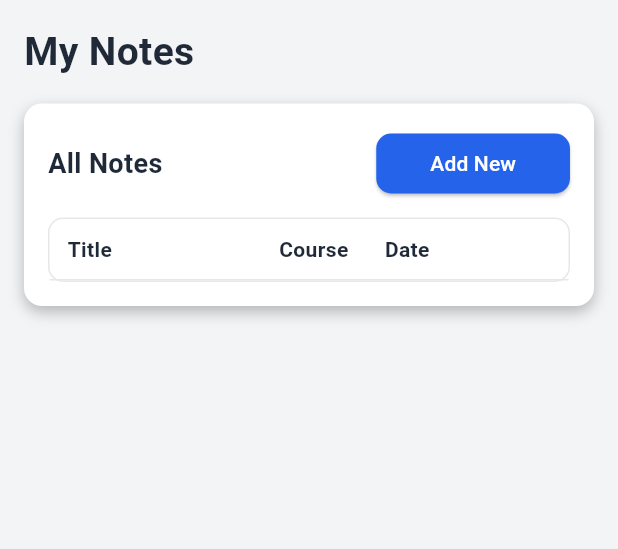
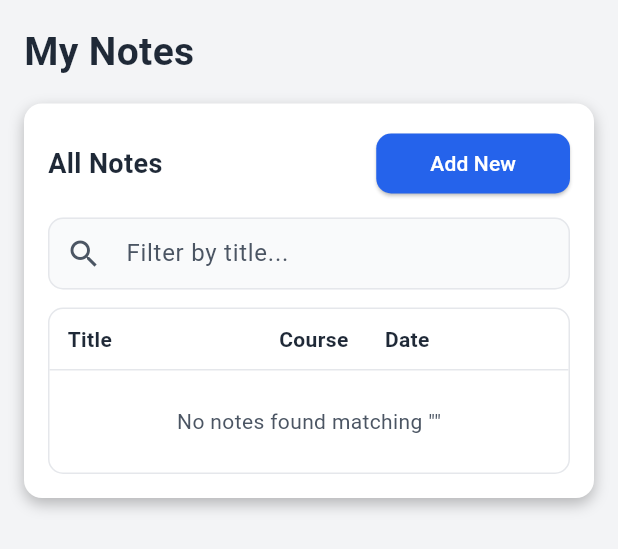
Before and after one commit to aunnoman1/studysync, a Flutter app: the MyNotesPage widget shown alone on an empty page, opened directly with empty values, on a phone screen of 412 x 824 dp. Shown: the top 549 px of the screen. Run offline on Flutter 3.47's test engine with Material 3 defaults, Android fonts, the phone set to English and light mode, and no system bars; our stand-ins replace flutter_dotenv, flutter_markdown, image_picker, objectbox, supabase_flutter; missing offline and left inert: file_selector; accounts and stored records are empty; generated files the repository leaves out were written again.

Commit message:
added search bar in my notes that only matches titles

```diff
--- a/app/lib/pages/my_notes_page.dart
+++ b/app/lib/pages/my_notes_page.dart
@@ -10,7 +10,7 @@ String _formatDate(DateTime dt) {
   return '$y-$m-$day';
 }
 
-class MyNotesPage extends StatelessWidget {
+class MyNotesPage extends StatefulWidget {
   final void Function() onCreateNew;
   final List<NoteRecord> capturedNotes;
   final void Function(NoteRecord note) onOpenCaptured;
@@ -25,7 +25,20 @@ class MyNotesPage extends StatelessWidget {
   });
 
   @override
+  State<MyNotesPage> createState() => _MyNotesPageState();
+}
+
+class _MyNotesPageState extends State<MyNotesPage> {
+  String _searchQuery = '';
+
+  @override
   Widget build(BuildContext context) {
+    // Filter notes based on search query
+    final filteredNotes = widget.capturedNotes.where((note) {
+      if (_searchQuery.isEmpty) return true;
+      return note.title.toLowerCase().contains(_searchQuery.toLowerCase());
+    }).toList();
+
     return SingleChildScrollView(
       padding: const EdgeInsets.all(16),
       child: Column(
@@ -47,13 +60,37 @@ class MyNotesPage extends StatelessWidget {
                   children: [
                     const Text('All Notes', style: TextStyle(color: AppTheme.textPrimary, fontSize: 18, fontWeight: FontWeight.w600)),
                     ElevatedButton(
-                      onPressed: onCreateNew,
+                      onPressed: widget.onCreateNew,
                       child: const Padding(
                         padding: EdgeInsets.symmetric(horizontal: 12, vertical: 10),
                         child: Text('Add New'),
                       ),
                     ),
                   ],
+                ),
+                const SizedBox(height: 12),
+                // Search Bar
+                TextField(
+                  onChanged: (val) {
+                    setState(() {
+                      _searchQuery = val.trim();
+                    });
+                  },
+                  decoration: InputDecoration(
+                    hintText: 'Filter by title...',
+                    prefixIcon: const Icon(Icons.search, color: AppTheme.textSecondary),
+                    filled: true,
+                    fillColor: AppTheme.lightInputFill,
+                    border: OutlineInputBorder(
+                      borderRadius: BorderRadius.circular(10),
+                      borderSide: const BorderSide(color: AppTheme.border),
+                    ),
+                    enabledBorder: OutlineInputBorder(
+                      borderRadius: BorderRadius.circular(10),
+                      borderSide: const BorderSide(color: AppTheme.border),
+                    ),
+                    contentPadding: const EdgeInsets.symmetric(vertical: 0, horizontal: 12),
+                  ),
                 ),
                 const SizedBox(height: 12),
                 Container(
@@ -77,10 +114,19 @@ class MyNotesPage extends StatelessWidget {
                           ],
                         ),
                       ),
-                      // Render captured photo notes first
-                      ...capturedNotes.map(
+                      if (filteredNotes.isEmpty)
+                        Padding(
+                          padding: const EdgeInsets.all(24.0),
+                          child: Text(
+                            'No notes found matching "$_searchQuery"',
+                            style: const TextStyle(color: AppTheme.textSecondary),
+                          ),
+                        )
+                      else
+                        // Render filtered notes
+                        ...filteredNotes.map(
                           (photo) => InkWell(
-                          onTap: () => onOpenCaptured(photo),
+                            onTap: () => widget.onOpenCaptured(photo),
                             child: Container(
                               padding: const EdgeInsets.symmetric(horizontal: 12, vertical: 12),
                               decoration: const BoxDecoration(
@@ -93,7 +139,7 @@ class MyNotesPage extends StatelessWidget {
                                   _Cell(_formatDate(photo.createdAt)),
                                   IconButton(
                                     tooltip: 'Delete',
-                                  onPressed: () => onDeleteCaptured(photo),
+                                    onPressed: () => widget.onDeleteCaptured(photo),
                                     icon: const Icon(Icons.delete_outline, color: Color(0xFFEF4444)),
                                   ),
                                 ],
```
Lines whose indentation alone changed are shown as unchanged.
